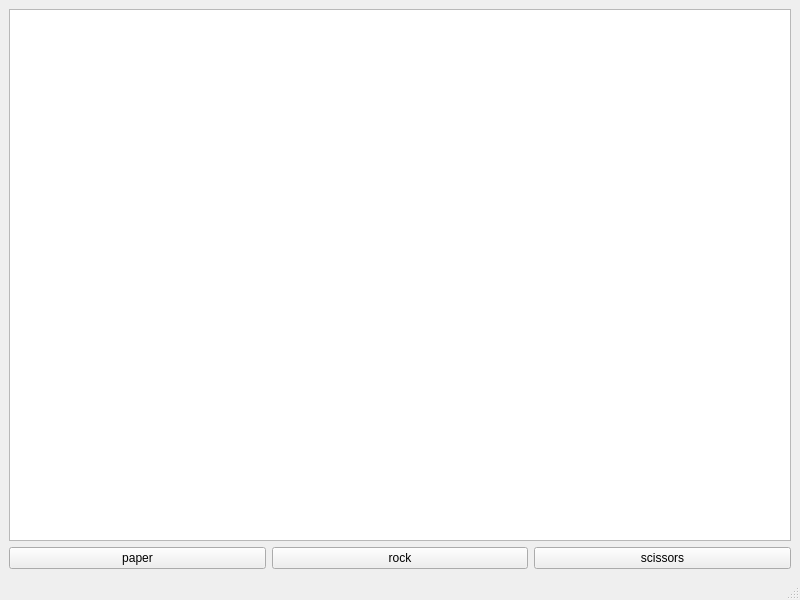
PSPMonster/QtRockPapperScissorGame, file mainwindow.ui: the form before one commit.
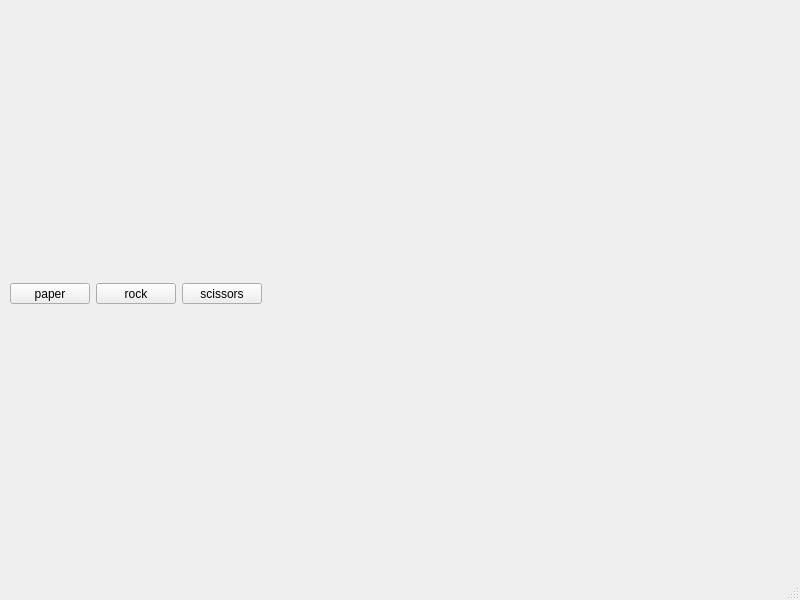
The form after the commit. Icons and pictures are not drawn.

Patch:
```diff
--- a/mainwindow.ui
+++ b/mainwindow.ui
@@ -14,36 +14,74 @@
    <string>MainWindow</string>
   </property>
   <widget class="QWidget" name="centralwidget">
-   <layout class="QVBoxLayout" name="verticalLayout">
-    <item>
-     <widget class="QGraphicsView" name="GameDisplay"/>
-    </item>
-    <item>
-     <layout class="QHBoxLayout" name="horizontalLayout">
-      <item>
+   <widget class="QLabel" name="label">
+    <property name="geometry">
+     <rect>
+      <x>20</x>
+      <y>10</y>
+      <width>166</width>
+      <height>259</height>
+     </rect>
+    </property>
+    <property name="text">
+     <string/>
+    </property>
+    <property name="pixmap">
+     <pixmap>images/paper.jpg</pixmap>
+    </property>
+   </widget>
+   <widget class="QLabel" name="label_2">
+    <property name="geometry">
+     <rect>
+      <x>330</x>
+      <y>120</y>
+      <width>47</width>
+      <height>13</height>
+     </rect>
+    </property>
+    <property name="text">
+     <string/>
+    </property>
+   </widget>
        <widget class="QPushButton" name="paper">
+    <property name="geometry">
+     <rect>
+      <x>10</x>
+      <y>283</y>
+      <width>80</width>
+      <height>21</height>
+     </rect>
+    </property>
         <property name="text">
          <string>paper</string>
         </property>
        </widget>
-      </item>
-      <item>
        <widget class="QPushButton" name="rock">
+    <property name="geometry">
+     <rect>
+      <x>96</x>
+      <y>283</y>
+      <width>80</width>
+      <height>21</height>
+     </rect>
+    </property>
         <property name="text">
          <string>rock</string>
         </property>
        </widget>
-      </item>
-      <item>
        <widget class="QPushButton" name="scissors">
+    <property name="geometry">
+     <rect>
+      <x>182</x>
+      <y>283</y>
+      <width>80</width>
+      <height>21</height>
+     </rect>
+    </property>
         <property name="text">
          <string>scissors</string>
         </property>
        </widget>
-      </item>
-     </layout>
-    </item>
-   </layout>
   </widget>
   <widget class="QMenuBar" name="menubar">
    <property name="geometry">
```
Lines whose indentation alone changed are shown as unchanged.
